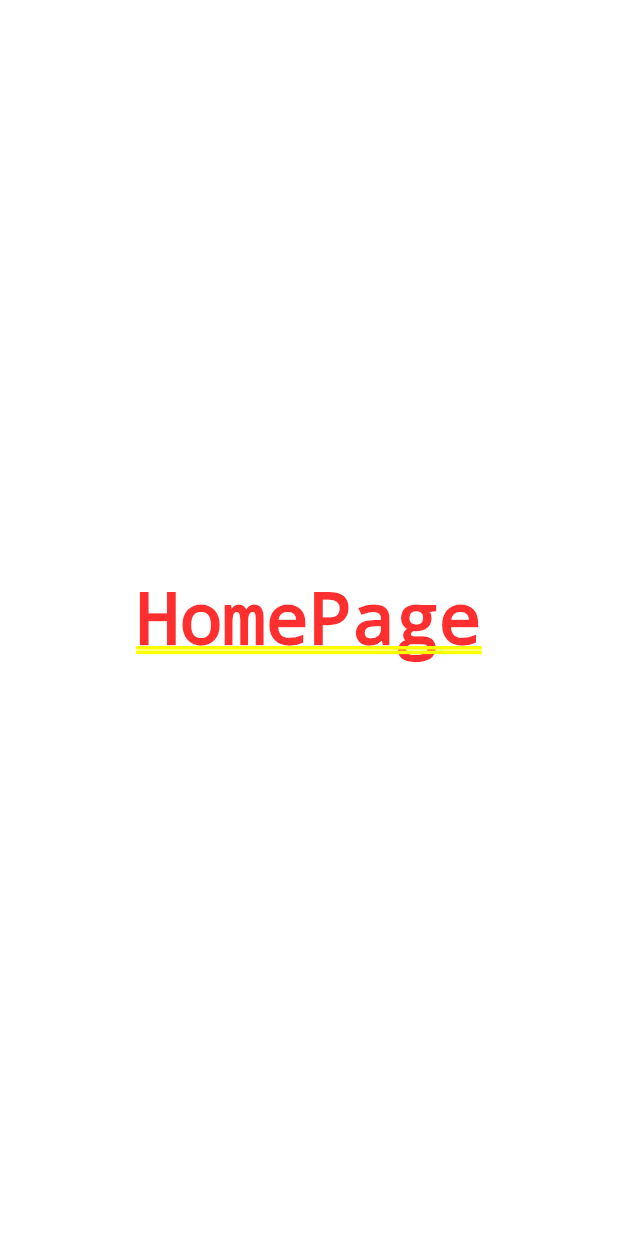
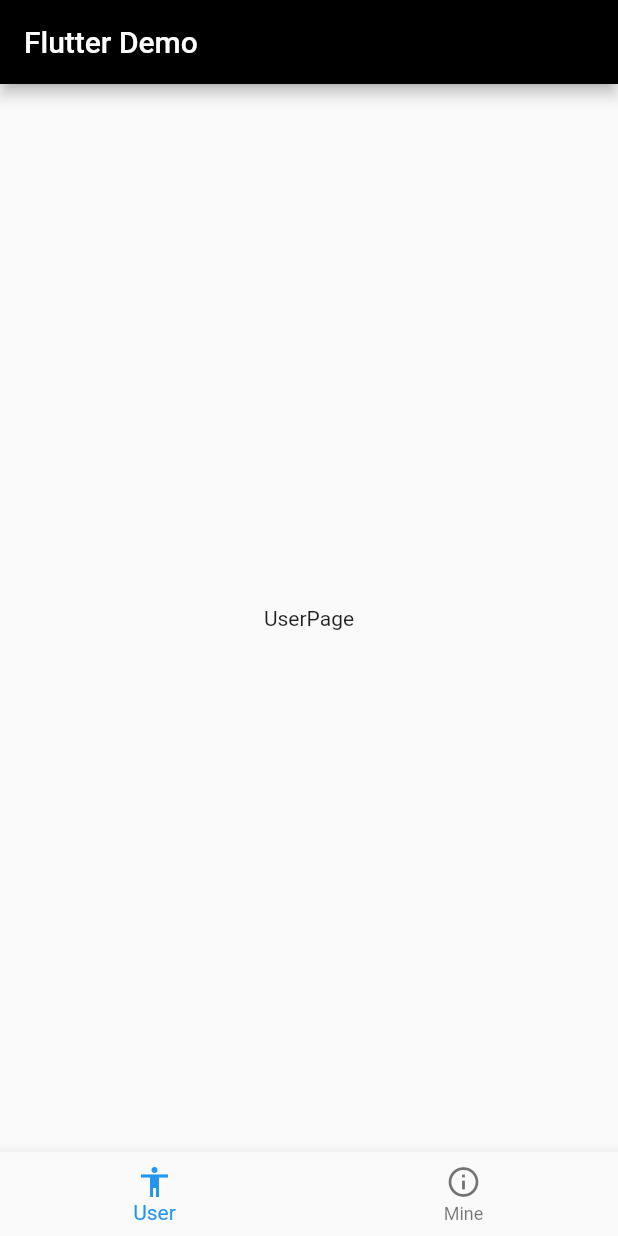
Before and after one commit to sion-wang/FlutterDemo, a Flutter app: the screen it shows after launch, on a phone screen of 412 x 824 dp. Run offline on Flutter 3.47's test engine with Material 2 defaults, Android fonts, the phone set to English and light mode, and no system bars; our stand-ins replace equatable, flutter_bloc, lottie; missing offline and left inert: http_interceptor; statements that could not run were skipped.

Commit message:
Applied scaffold structure.

```diff
--- a/lib/bloc/splash/splash_bloc.dart
+++ b/lib/bloc/splash/splash_bloc.dart
@@ -13,7 +13,7 @@ class SplashBloc extends Bloc<SplashEvent, SplashState> {
   @override
   Stream<SplashState> mapEventToState(SplashEvent event) async* {
     if(event is SplashFetchEvent) {
-      final users = await Future.delayed(Duration(seconds: 6));
+      final users = await Future.delayed(Duration(seconds: 5));
       yield SplashLoadedState(users);
       return;
     } else {
--- a/lib/page/home_page.dart
+++ b/lib/page/home_page.dart
@@ -1,8 +1,11 @@
 import 'package:flutter/cupertino.dart';
+import 'package:flutter/material.dart';
 import 'package:flutter_bloc/flutter_bloc.dart';
 import 'package:flutter_demo/bloc/home/home_bloc.dart';
 import 'package:flutter_demo/bloc/home/home_event.dart';
 import 'package:flutter_demo/bloc/home/home_state.dart';
+import 'package:flutter_demo/page/mine_page.dart';
+import 'package:flutter_demo/page/user_page.dart';
 
 class HomePage extends StatefulWidget {
   HomePage({Key key}) : super(key: key);
@@ -13,6 +16,21 @@ class HomePage extends StatefulWidget {
 
 class _HomePageState extends State<HomePage> {
   HomeBloc _homeBloc;
+
+  int _selectedBottomNavigationIndex = 0;
+
+  final List<_BottomNavigationItem> _bottomNavigationItems = [
+    _BottomNavigationItem(
+      label: 'User',
+      iconData: Icons.accessibility,
+      widgetBuilder: (context) => UserPage(),
+    ),
+    _BottomNavigationItem(
+      label: 'Mine',
+      iconData: Icons.info_outline,
+      widgetBuilder: (context) => MinePage(),
+    ),
+  ];
 
   @override
   void initState() {
@@ -26,15 +44,50 @@ class _HomePageState extends State<HomePage> {
     return BlocBuilder<HomeBloc, HomeState>(
       builder: (context, state) {
         debugPrint('state: $state');
-        if(state is HomeLoadedState) {
+        if (state is HomeLoadedState) {
           debugPrint('users: ${state.users}');
-        } else {
-
-        }
-        return Center(
-          child: Text('HomePage'),
+        } else {}
+        return Scaffold(
+          appBar: AppBar(
+            title: Text('Flutter Demo'),
+          ),
+          resizeToAvoidBottomInset: false,
+          bottomNavigationBar: BottomNavigationBar(
+            currentIndex: _selectedBottomNavigationIndex,
+            items: _bottomNavigationItems
+                .map(
+                  (item) => BottomNavigationBarItem(
+                    icon: Icon(item.iconData),
+                    label: item.label,
+                  ),
+                )
+                .toList(),
+            onTap: (newIndex) => setState(
+              () => _selectedBottomNavigationIndex = newIndex,
+            ),
+          ),
+          body: IndexedStack(
+            index: _selectedBottomNavigationIndex,
+            children: _bottomNavigationItems
+                .map(
+                  (item) => item.widgetBuilder(context),
+                )
+                .toList(),
+          ),
         );
       },
     );
   }
 }
+
+class _BottomNavigationItem {
+  const _BottomNavigationItem({
+    @required this.label,
+    @required this.iconData,
+    @required this.widgetBuilder,
+  });
+
+  final String label;
+  final IconData iconData;
+  final WidgetBuilder widgetBuilder;
+}
--- /dev/null
+++ b/lib/page/mine_page.dart
@@ -0,0 +1,20 @@
+import 'package:flutter/cupertino.dart';
+
+class MinePage extends StatefulWidget {
+  @override
+  State<StatefulWidget> createState() => _MinePageState();
+}
+
+class _MinePageState extends State<MinePage> {
+  @override
+  void initState() {
+    super.initState();
+  }
+
+  @override
+  Widget build(BuildContext context) {
+    return Center(
+      child: Text('MinePage'),
+    );
+  }
+}
--- a/lib/page/splash_page.dart
+++ b/lib/page/splash_page.dart
@@ -37,15 +37,12 @@ class _SplashPageState extends State<SplashPage> {
         }
       },
       child: BlocBuilder<SplashBloc, SplashState>(builder: (context, state) {
-        return Scaffold(
-          backgroundColor: Colors.black,
-          body: Center(
+        return Center(
             child: Container(
               height: 150.0,
               width: 150.0,
               child: Lottie.asset('assets/happy.json'),
             ),
-          ),
         );
       }),);
   }
--- /dev/null
+++ b/lib/page/user_page.dart
@@ -0,0 +1,22 @@
+import 'package:flutter/cupertino.dart';
+
+class UserPage extends StatefulWidget {
+  @override
+  State<StatefulWidget> createState() => _UserPageState();
+}
+
+class _UserPageState extends State<UserPage> {
+
+  @override
+  void initState() {
+    super.initState();
+  }
+
+  @override
+  Widget build(BuildContext context) {
+    return Center(
+      child: Text('UserPage'),
+    );
+  }
+
+}
--- a/pubspec.yaml
+++ b/pubspec.yaml
@@ -41,6 +41,8 @@ dependencies:
   rxdart: ^0.23.1
 
   lottie: ^1.0.1
+
+  infinite_scroll_pagination: ^3.0.1
 
 dev_dependencies:
   flutter_test:
```
Also changed, not shown: pubspec.lock.
